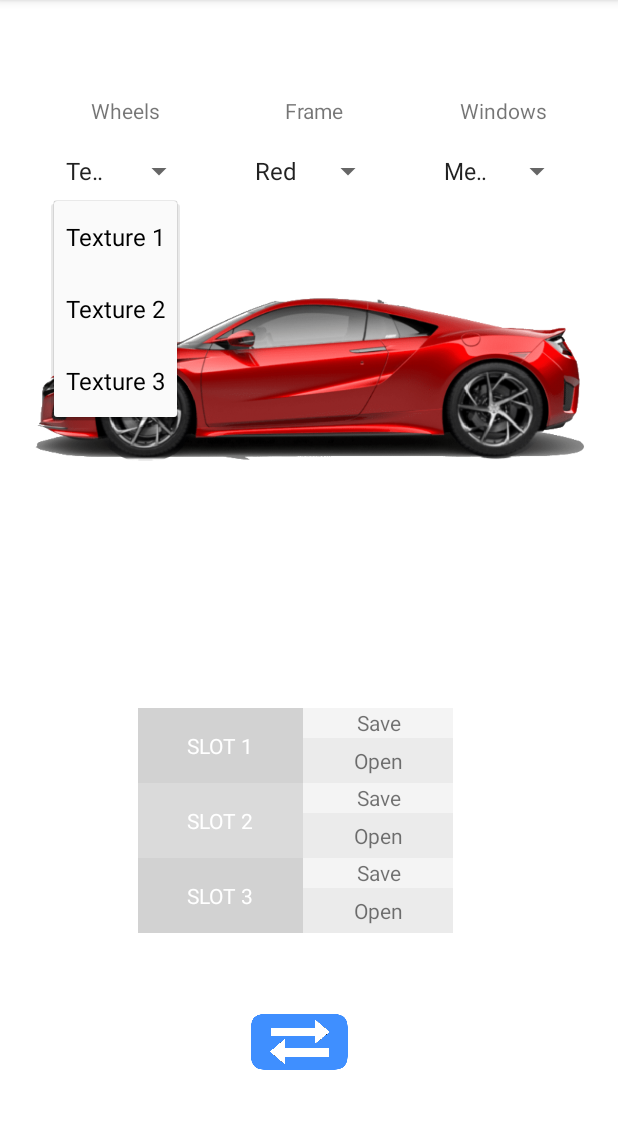
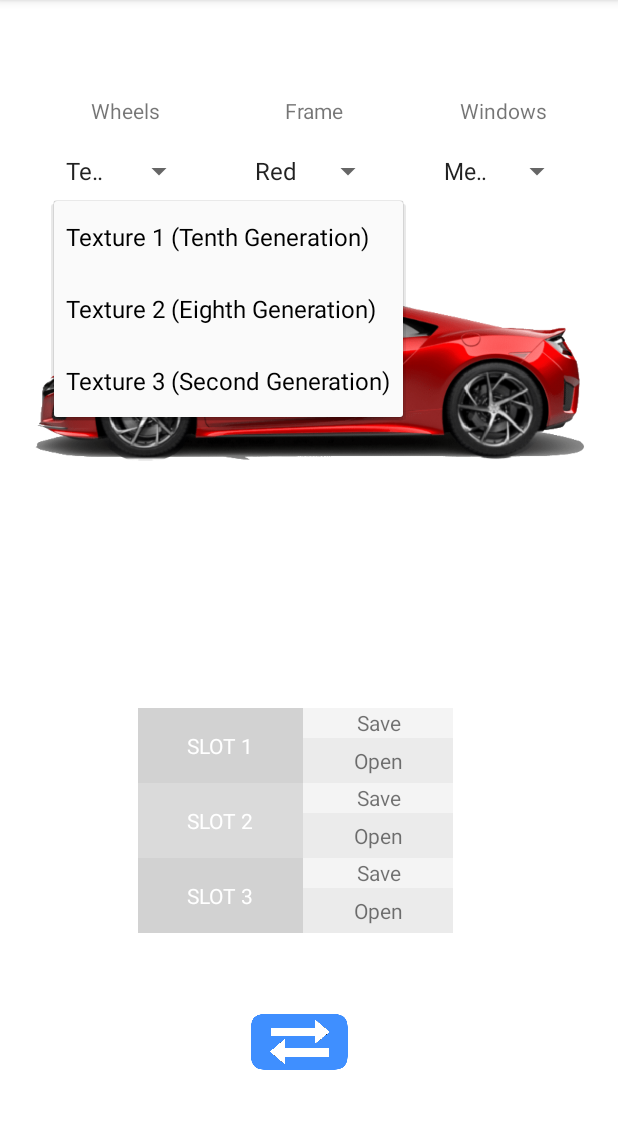
Before and after one commit to DT10010011/CarMaker, an Android app: the screen it shows after launch (MainActivity), after a tap on an icon or button, on a phone screen of 412 x 824 dp, the part 84-1213 px from its top. Run offline under Robolectric (Android 15) with nearby library versions, the phone set to English and light mode, and no system bars.

Commit message:
completion 1

```diff
--- a/app/src/main/java/com/example/carmaker/MainActivity.java
+++ b/app/src/main/java/com/example/carmaker/MainActivity.java
@@ -16,7 +16,7 @@ public class MainActivity extends AppCompatActivity implements AdapterView.OnIte
     private Spinner frameSpinner;
     private Spinner windowsSpinner;
     // private Spinner headlightsSpinner;
-    private static final String[] wheelOpt = {"Texture 1", "Texture 2", "Texture 3"};
+    private static final String[] wheelOpt = {"Texture 1 (Tenth Generation)", "Texture 2 (Eighth Generation)", "Texture 3 (Second Generation)"};
     private static final String[] frameOpt = {"Red", "Green", "Blue"};
     private static final String[] windowOpt = {"Medium", "Dark", "Very Dark"};
     // private static final String[] headlightOpt = {"Clear", "Light", "Dark"};
@@ -35,6 +35,10 @@ public class MainActivity extends AppCompatActivity implements AdapterView.OnIte
     public static TextView slot3Icon;
     public static TextView slot3SaveButton;
     public static TextView slot3OpenButton;
+    public static TextView wheelsSpinnerLabel;
+    public static TextView frameSpinnerLabel;
+    public static TextView windowsSpinnerLabel;
+    public static ImageView road;
 
     private int[] slot1Indices = {0, 0, 0};
     private int[] slot2Indices = {0, 0, 0};
@@ -61,6 +65,10 @@ public class MainActivity extends AppCompatActivity implements AdapterView.OnIte
         slot3Icon = (TextView) findViewById(R.id.slot2);
         slot3SaveButton = (TextView) findViewById(R.id.textView5);
         slot3OpenButton = (TextView) findViewById(R.id.textView3);
+        wheelsSpinnerLabel = (TextView) findViewById(R.id.wheelsSpinnerLabel);
+        frameSpinnerLabel = (TextView) findViewById(R.id.frameSpinnerLabel);
+        windowsSpinnerLabel = (TextView) findViewById(R.id.windowsSpinnerLabel);
+        road = (ImageView) findViewById(R.id.road);
 
         // Separate spinners
         wheelsSpinner = (Spinner)findViewById(R.id.wheelsSpinner);
@@ -202,18 +210,26 @@ public class MainActivity extends AppCompatActivity implements AdapterView.OnIte
         slot1Indices[0] = wheelsNum;
         slot1Indices[1] = frameNum;
         slot1Indices[2] = windowsNum;
+        updateInfo();
     }
 
     public void saveToSlot2(View v) {
         slot2Indices[0] = wheelsNum;
         slot2Indices[1] = frameNum;
         slot2Indices[2] = windowsNum;
+        updateInfo();
     }
 
     public void saveToSlot3(View v) {
         slot3Indices[0] = wheelsNum;
         slot3Indices[1] = frameNum;
         slot3Indices[2] = windowsNum;
+        updateInfo();
+    }
+
+    public void updateInfo() {
+        info.setText("INFORMATION\n\n   Slot 1\n      Wheel type: " + wheelOpt[slot1Indices[0]] + "\n      Frame color: " + frameOpt[slot1Indices[1]] + "\n      Window shade: " + windowOpt[slot1Indices[2]] + "\n\n   Slot 2\n      Wheel type: " + wheelOpt[slot2Indices[0]] + "\n      Frame color: " + frameOpt[slot2Indices[1]] + "\n      Window shade: " + windowOpt[slot2Indices[2]] + "\n\n   Slot 3\n      Wheel type: " + wheelOpt[slot3Indices[0]] + "\n      Frame color: " + frameOpt[slot3Indices[1]] + "\n      Window shade: " + windowOpt[slot3Indices[2]]);
+        info.setVisibility(View.INVISIBLE);
     }
 
     public void openFromSlot1(View v) {
@@ -275,6 +291,7 @@ public class MainActivity extends AppCompatActivity implements AdapterView.OnIte
 //        imageFrame.setVisibility(View.INVISIBLE);
 //        imageWindows.setVisibility(View.INVISIBLE);
 
+        updateInfo();
 
         if (pageNum == 1) {
             imageWheels.setVisibility(View.INVISIBLE);
@@ -289,7 +306,14 @@ public class MainActivity extends AppCompatActivity implements AdapterView.OnIte
             slot3Icon.setVisibility(View.INVISIBLE);
             slot3SaveButton.setVisibility(View.INVISIBLE);
             slot3OpenButton.setVisibility(View.INVISIBLE);
+            wheelsSpinner.setVisibility(View.INVISIBLE);
+            frameSpinner.setVisibility(View.INVISIBLE);
+            windowsSpinner.setVisibility(View.INVISIBLE);
+            wheelsSpinnerLabel.setVisibility(View.INVISIBLE);
+            frameSpinnerLabel.setVisibility(View.INVISIBLE);
+            windowsSpinnerLabel.setVisibility(View.INVISIBLE);
             info.setVisibility(View.VISIBLE);
+            road.setVisibility(View.VISIBLE);
             pageNum = 2;
         }
         else {
@@ -305,7 +329,14 @@ public class MainActivity extends AppCompatActivity implements AdapterView.OnIte
             slot3Icon.setVisibility(View.VISIBLE);
             slot3SaveButton.setVisibility(View.VISIBLE);
             slot3OpenButton.setVisibility(View.VISIBLE);
+            wheelsSpinner.setVisibility(View.VISIBLE);
+            frameSpinner.setVisibility(View.VISIBLE);
+            windowsSpinner.setVisibility(View.VISIBLE);
+            wheelsSpinnerLabel.setVisibility(View.VISIBLE);
+            frameSpinnerLabel.setVisibility(View.VISIBLE);
+            windowsSpinnerLabel.setVisibility(View.VISIBLE);
             info.setVisibility(View.INVISIBLE);
+            road.setVisibility(View.INVISIBLE);
             pageNum = 1;
         }
     }
--- a/app/src/main/res/layout/activity_main.xml
+++ b/app/src/main/res/layout/activity_main.xml
@@ -74,6 +74,7 @@
         app:layout_constraintTop_toTopOf="parent" />
 
     <TextView
+        android:id="@+id/wheelsSpinnerLabel"
         android:layout_width="95dp"
         android:layout_height="20dp"
         android:gravity="center"
@@ -82,6 +83,7 @@
         app:layout_constraintStart_toStartOf="@+id/wheelsSpinner" />
 
     <TextView
+        android:id="@+id/frameSpinnerLabel"
         android:layout_width="95dp"
         android:layout_height="20dp"
         android:gravity="center"
@@ -90,6 +92,7 @@
         app:layout_constraintStart_toStartOf="@+id/frameSpinner" />
 
     <TextView
+        android:id="@+id/windowsSpinnerLabel"
         android:layout_width="95dp"
         android:layout_height="20dp"
         android:gravity="center"
@@ -226,11 +229,11 @@
 
     <TextView
         android:id="@+id/info"
-        android:layout_width="212dp"
+        android:layout_width="320dp"
         android:layout_height="550dp"
-        android:layout_marginStart="24dp"
-        android:layout_marginLeft="24dp"
-        android:layout_marginTop="72dp"
+        android:layout_marginStart="28dp"
+        android:layout_marginLeft="28dp"
+        android:layout_marginTop="28dp"
         android:text=""
         app:layout_constraintStart_toStartOf="parent"
         app:layout_constraintTop_toTopOf="parent" />
@@ -248,6 +251,20 @@
         app:layout_constraintBottom_toBottomOf="parent"
         app:layout_constraintStart_toStartOf="parent" />
 
+    <ImageView
+        android:id="@+id/road"
+        android:layout_width="410dp"
+        android:layout_height="200dp"
+        android:layout_marginBottom="128dp"
+        android:onClick="switchPage"
+        android:scaleType="fitXY"
+        android:src="@drawable/road"
+        android:visibility="invisible"
+        app:layout_constraintBottom_toBottomOf="parent"
+        app:layout_constraintEnd_toEndOf="parent"
+        app:layout_constraintHorizontal_bias="0.0"
+        app:layout_constraintStart_toStartOf="parent" />
+
     <!--    <ImageView-->
     <!--        android:id="@+id/wheels"-->
     <!--        android:layout_width="wrap_content"-->
```
Also changed, not shown: app/src/main/res/drawable/road.jpg (added), 1 other file.
